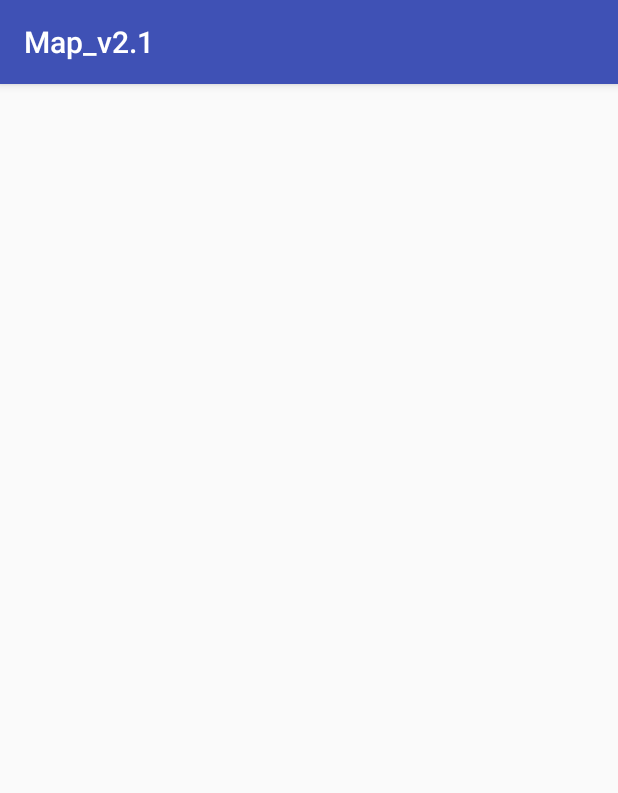
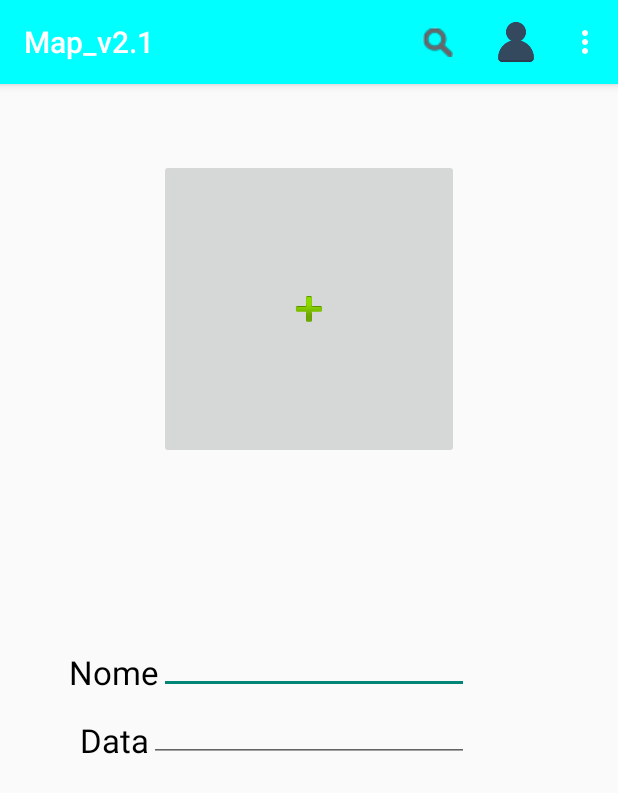
Before and after one commit to EndriwMichel/ForDog2.1, an Android app: the CadDog screen opened directly, with no data from a screen before it, on a phone screen of 412 x 824 dp. Shown: the top 793 px of the screen. Run offline under Robolectric (Android 15) with nearby library versions, the phone set to English and light mode, and no system bars.

Commit message:
comitado tambem
comitado tambem tiozao

```diff
--- a/Map_v2.1/app/src/main/java/com/example/endriw/map_v21/MapsActivity.java
+++ b/Map_v2.1/app/src/main/java/com/example/endriw/map_v21/MapsActivity.java
@@ -44,10 +44,9 @@ public class MapsActivity extends FragmentActivity implements OnMapReadyCallback
 
     Random rand = new Random();
 
-    public String[] teste = {"bora corolho", "eita porra", "Hurgggg", "sabeoqueéissoaqui?"};
+    public String[] teste = {"Cadastrar Lost Dog", "eita porra", "Hurgggg", "sabeoqueéissoaqui?"};
     public DrawerLayout dl;
     public ListView lv;
-
 
     public AlertDialog dialog;
     public AlertDialog.Builder ad;
@@ -62,7 +61,6 @@ public class MapsActivity extends FragmentActivity implements OnMapReadyCallback
     private Button buton;
     private ImageView iv;
 
-
     private ImageButton Cambtn;
     private boolean suces = true;
     private File imageFile;
@@ -72,7 +70,7 @@ public class MapsActivity extends FragmentActivity implements OnMapReadyCallback
     protected void onCreate(Bundle savedInstanceState) {
         super.onCreate(savedInstanceState);
         setContentView(R.layout.activity_maps);
-
+        final Intent intent = new Intent(this, CadDog.class);
         ArrayList<String> bora = new ArrayList<String>();
 
         for(int x = 0;x<teste.length;x++) {
@@ -96,10 +94,9 @@ public class MapsActivity extends FragmentActivity implements OnMapReadyCallback
             @Override
             public void onItemClick(AdapterView<?> parent, View view, final int pos, long id) {
 
-                if (parent.getItemAtPosition(pos) == "bora corolho") {
-                    ad = new AlertDialog.Builder(MapsActivity.this);
-                    ad.setMessage("se qué v éss porra véi ?");
-                    ad.show();
+                if (parent.getItemAtPosition(pos) == "Cadastrar Lost Dog") {
+                    startActivity(intent);
+
                 } else if (parent.getItemAtPosition(pos) == "eita porra") {
                     ad = new AlertDialog.Builder(MapsActivity.this);
                     ad.setMessage("ta saino da jaula u muonstro");
--- /dev/null
+++ b/Map_v2.1/app/src/main/res/layout/activity_cad_dog.xml
@@ -0,0 +1,57 @@
+<?xml version="1.0" encoding="utf-8"?>
+    <RelativeLayout
+        xmlns:android="http://schemas.android.com/apk/res/android"
+        android:orientation="vertical"
+        android:layout_width="match_parent"
+        android:layout_height="match_parent">
+
+
+    <ImageButton
+            android:layout_width="200dp"
+            android:layout_height="200dp"
+            android:id="@+id/imageButton2"
+            android:layout_marginTop="50dp"
+            android:layout_centerHorizontal="true"
+            android:src="@android:drawable/ic_input_add"/>
+
+    <TextView
+        android:layout_width="wrap_content"
+        android:layout_height="wrap_content"
+        android:textAppearance="?android:attr/textAppearanceLarge"
+        android:text="Nome"
+        android:id="@+id/textNome"
+        android:layout_alignBottom="@+id/editText3"
+        android:layout_toLeftOf="@+id/editText3"
+        android:layout_toStartOf="@+id/editText3" />
+
+    <EditText
+        android:layout_width="wrap_content"
+        android:layout_height="wrap_content"
+        android:id="@+id/editText3"
+        android:layout_centerVertical="true"
+        android:layout_alignLeft="@+id/imageButton2"
+        android:layout_alignStart="@+id/imageButton2"
+        android:layout_alignRight="@+id/editText4"
+        android:layout_alignEnd="@+id/editText4" />
+
+    <TextView
+        android:layout_width="wrap_content"
+        android:layout_height="wrap_content"
+        android:textAppearance="?android:attr/textAppearanceLarge"
+        android:text="Data"
+        android:id="@+id/textData"
+        android:layout_alignBottom="@+id/editText4"
+        android:layout_toLeftOf="@+id/editText4"
+        android:layout_toStartOf="@+id/editText4" />
+
+    <EditText
+        android:layout_width="wrap_content"
+        android:layout_height="wrap_content"
+        android:inputType="date"
+        android:ems="10"
+        android:id="@+id/editText4"
+        android:layout_below="@+id/editText3"
+        android:layout_centerHorizontal="true" />
+
+
+</RelativeLayout>
--- /dev/null
+++ b/Map_v2.1/app/src/main/res/menu/caddog_menu.xml
@@ -0,0 +1,27 @@
+<?xml version="1.0" encoding="utf-8"?>
+<menu
+    xmlns:android="http://schemas.android.com/apk/res/android"
+    xmlns:app="http://schemas.android.com/apk/res-auto"
+    xmlns:tools="http://schemas.android.com/tools"
+    tools:context=".MainActivity">
+    <item
+            android:id="@+id/action_settings"
+            android:orderInCategory="100"
+            android:title="teste"
+            app:showAsAction="never" />
+        <item
+            android:id="@+id/action_search"
+            android:orderInCategory="200"
+            android:title="Search"
+            android:icon="@drawable/search_ico"
+            app:showAsAction="ifRoom"
+            ></item>
+        <item
+            android:id="@+id/action_user"
+            android:orderInCategory="300"
+            android:title="User"
+            android:icon="@drawable/user_ico"
+            app:showAsAction="ifRoom"></item>
+
+
+</menu>
--- a/Map_v2.1/app/src/main/res/values/styles.xml
+++ b/Map_v2.1/app/src/main/res/values/styles.xml
@@ -3,9 +3,9 @@
     <!-- Base application theme. -->
     <style name="AppTheme" parent="Theme.AppCompat.Light.DarkActionBar">
         <!-- Customize your theme here. -->
-        <item name="colorPrimary">@color/colorPrimary</item>
+        <item name="colorPrimary">@color/lightGreen</item>
         <item name="colorPrimaryDark">@color/colorPrimaryDark</item>
-        <item name="colorAccent">@color/colorAccent</item>
+        <item name="android:textColorPrimary">@color/Black</item>
     </style>
 
 </resources>
```
